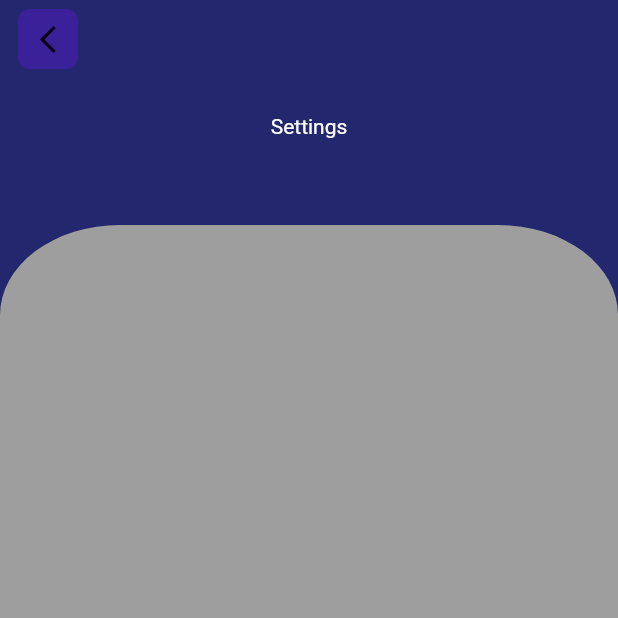
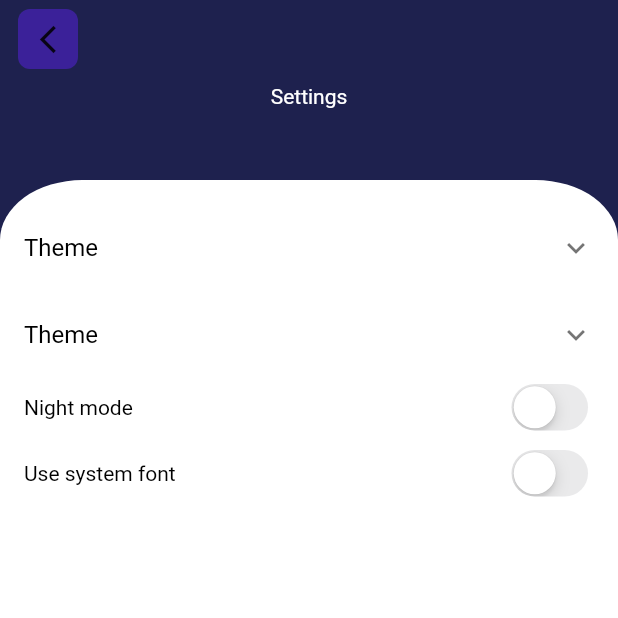
Before and after one commit to Bubizz/firebase_chat, a Flutter app: the screen it shows after launch, after a tap on the "list" icon, on a phone screen of 412 x 824 dp, the top half of it. Run offline on Flutter 3.47's test engine with Material 2 defaults, Android fonts, the phone set to English and light mode, and no system bars; our stand-ins replace flutter_keyboard_visibility; network calls fail.

Commit message:
add settings controlls

```diff
--- a/lib/screens/chats_list_page.dart
+++ b/lib/screens/chats_list_page.dart
@@ -2,7 +2,7 @@ import 'package:flutter/material.dart';
 import '../widgets/custom_icon_button.dart';
 import '../widgets/search_box.dart';
 import '../screens/settings.dart';
-import '../widgets/chat_list_item.dart';
+import '../widgets/contact.dart';
 
 class ChatsPage extends StatefulWidget {
   const ChatsPage({Key? key}) : super(key: key);
@@ -60,13 +60,20 @@ class _ChatsPageState extends State<ChatsPage> {
             ),
           ),
         ),
+
         Positioned(
           child: ClipRRect(
             borderRadius: const BorderRadius.vertical(top: Radius.circular(60)),
             child: Container(color: Colors.white,
             child: ListView.builder(
+
               itemCount: 10,
-              itemBuilder: (_, index) => ChatListItem()),
+              itemBuilder: (_, index) => Column(
+                children: const [
+                  Contact(),
+                  SizedBox(height: 10,)
+                ],
+              )),
             )
           ),
           top: 180,
--- a/lib/screens/settings.dart
+++ b/lib/screens/settings.dart
@@ -1,4 +1,5 @@
 import 'package:flutter/material.dart';
+import 'package:flutter/cupertino.dart';
 import '../widgets/custom_icon_button.dart';
 
 class SettingsPage extends StatefulWidget {
@@ -32,7 +33,7 @@ class _ChatsPageState extends State<SettingsPage> {
                         }),
                     const Spacer(),
                     Transform.translate(
-                      offset: const Offset(-20, 70),
+                      offset: const Offset(-20, 50),
                       child: const Text(
                         "Settings",
                         style: TextStyle(color: Colors.white),
@@ -43,24 +44,47 @@ class _ChatsPageState extends State<SettingsPage> {
             ),
           ),
         ),
-        Positioned(
+        Positioned.fill(
           child: ClipRRect(
             borderRadius:
-                const BorderRadius.vertical(top: Radius.elliptical(80, 60)),
-            child: Column(
-              children: [
-                Expanded(
-                    child: Container(
-                  decoration: const BoxDecoration(color: Colors.grey),
-                ))
-              ],
+                const BorderRadius.vertical(top: Radius.elliptical(55, 40)),
+            child: Container(
+              color: Colors.white,
+              child: Padding(
+                padding: const EdgeInsets.all(16.0),
+                child: ListView(
+                  children: [
+                      const ExpansionTile(title: Text("Theme", style: TextStyle(color: Colors.black), ), iconColor: Colors.red, tilePadding: EdgeInsets.all(0),),
+
+                      const ExpansionTile(title: Text("Theme", style: TextStyle(color: Colors.black), ), iconColor: Colors.red, tilePadding: EdgeInsets.all(0),),
+
+
+                      Row(
+                        mainAxisAlignment: MainAxisAlignment.spaceBetween,
+                        children: [
+                          Text("Night mode", style: TextStyle(color: Colors.black),),
+                          CupertinoSwitch(value: false, onChanged: (newValue) {}),
+
+                        ],
+                      ),
+                     const SizedBox(height: 5,),
+                          Row(
+                        mainAxisAlignment: MainAxisAlignment.spaceBetween,
+                        children: [
+                          Text("Use system font", style: TextStyle(color: Colors.black),),
+                          CupertinoSwitch(value: false, onChanged: (newValue) {}),
+
+                        ],
+                      ),
+
+
+                  ],
+                ),
+              ),
             ),
           ),
-          top: 150,
-          bottom: 0,
-          left: 0,
-          right: 0,
-        )
+          top: 120,
+        ),
       ]),
     );
   }
--- a/lib/widgets/chat_list_item.dart
+++ b/lib/widgets/contact.dart
@@ -1,15 +1,15 @@
 import 'package:flutter/material.dart';
 import '../screens/chat.dart';
 
-class ChatListItem extends StatelessWidget {
-  const ChatListItem({ Key? key }) : super(key: key);
+class Contact extends StatelessWidget {
+  const Contact({ Key? key }) : super(key: key);
 
   @override
   Widget build(BuildContext context) {
     return GestureDetector(
       onTap: () => Navigator.of(context).pushNamed(Chat.routeName),
       child: ListTile(
-        leading: Image.network('https://images.unsplash.com/photo-1601288496920-b6154fe3626a?ixlib=rb-1.2.1&ixid=MnwxMjA3fDB8MHxzZWFyY2h8MXx8dGVlbmFnZSUyMGdpcmx8ZW58MHx8MHx8&w=1000&q=80'),
+        leading: const SizedBox(height: 80, width: 80, child: const CircleAvatar(backgroundImage:  NetworkImage('https://images.unsplash.com/photo-1601288496920-b6154fe3626a?ixlib=rb-1.2.1&ixid=MnwxMjA3fDB8MHxzZWFyY2h8MXx8dGVlbmFnZSUyMGdpcmx8ZW58MHx8MHx8&w=1000&q=80', ), )),
         title: Column(crossAxisAlignment: CrossAxisAlignment.start,  children: const [Text("bebeb", style: TextStyle(fontSize: 22, ),), Text("mini", style: TextStyle(fontSize: 22, color: Colors.grey))] ),
         trailing: Container(
           width: 20,
```
Also changed, not shown: lib/main.dart (+3 -86 lines).
